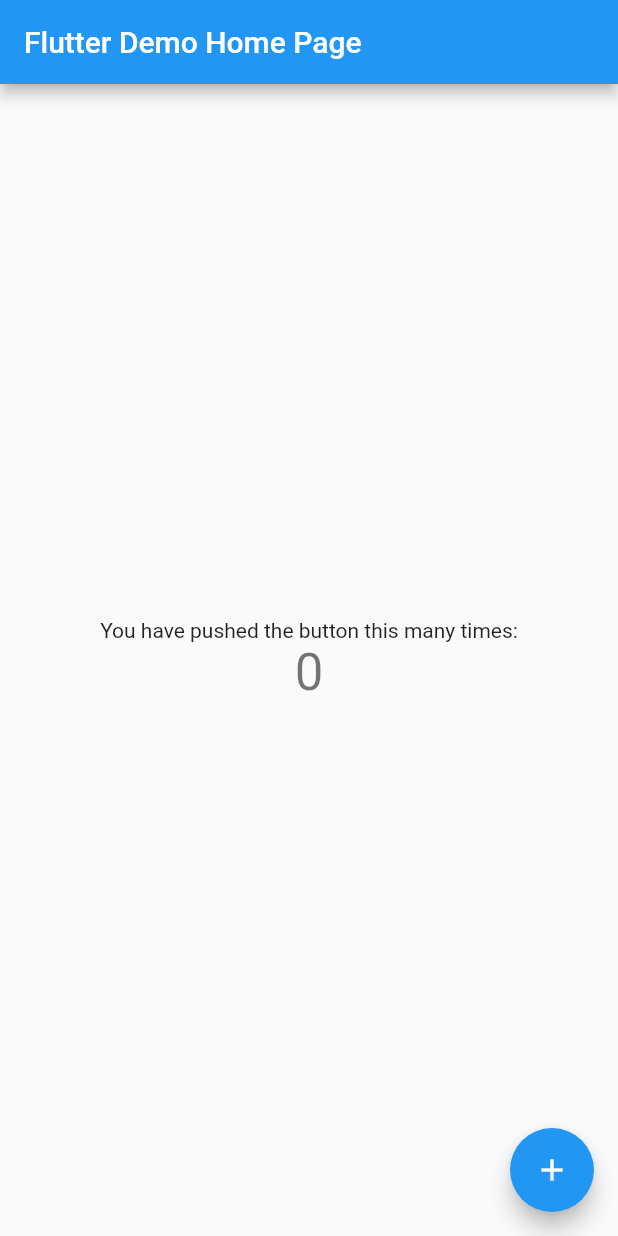
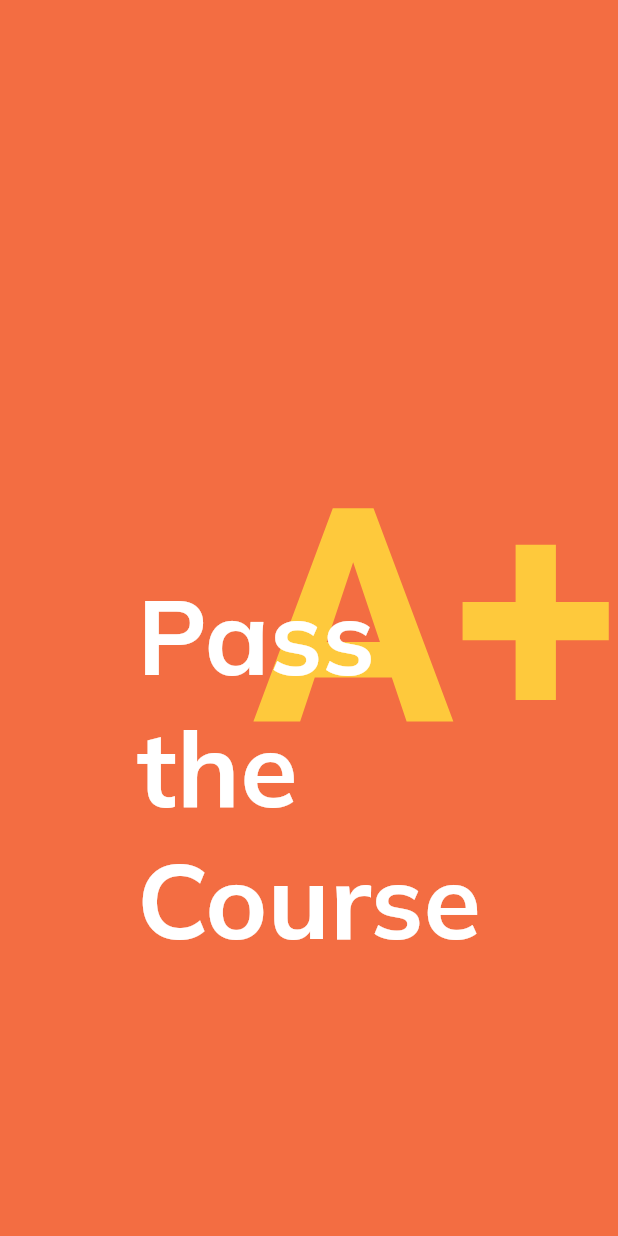
Before and after one commit to enny007/cgpa_calculator_, a Flutter app: the screen it shows after launch, on a phone screen of 412 x 824 dp. Run offline on Flutter 3.47's test engine with Material 2 defaults, Android fonts, the phone set to English and light mode, and no system bars; our stand-ins replace google_fonts.

Commit message:
splashpage

```diff
--- /dev/null
+++ b/lib/constants.dart
@@ -0,0 +1,6 @@
+import 'package:flutter/Material.dart';
+
+class Utils {
+  static Color primaryColor = const Color(0xFFF36D42);
+  static Color secondaryColor = const Color(0xFFFEC93C);
+}
--- a/lib/main.dart
+++ b/lib/main.dart
@@ -1,4 +1,6 @@
 import 'package:flutter/material.dart';
+
+import 'pages/splashpage.dart';
 
 void main() {
   runApp(const MyApp());
@@ -6,110 +8,13 @@
 
 class MyApp extends StatelessWidget {
   const MyApp({Key? key}) : super(key: key);
-
-  // This widget is the root of your application.
   @override
   Widget build(BuildContext context) {
     return MaterialApp(
       title: 'Flutter Demo',
-      theme: ThemeData(
-        // This is the theme of your application.
-        //
-        // Try running your application with "flutter run". You'll see the
-        // application has a blue toolbar. Then, without quitting the app, try
-        // changing the primarySwatch below to Colors.green and then invoke
-        // "hot reload" (press "r" in the console where you ran "flutter run",
-        // or simply save your changes to "hot reload" in a Flutter IDE).
-        // Notice that the counter didn't reset back to zero; the application
-        // is not restarted.
-        primarySwatch: Colors.blue,
-      ),
-      home: const MyHomePage(title: 'Flutter Demo Home Page'),
+      theme: ThemeData(primarySwatch: Colors.blue),
+      home: const SplashPage(),
+      debugShowCheckedModeBanner: false,
     );
   }
 }
-
-class MyHomePage extends StatefulWidget {
-  const MyHomePage({Key? key, required this.title}) : super(key: key);
-
-  // This widget is the home page of your application. It is stateful, meaning
-  // that it has a State object (defined below) that contains fields that affect
-  // how it looks.
-
-  // This class is the configuration for the state. It holds the values (in this
-  // case the title) provided by the parent (in this case the App widget) and
-  // used by the build method of the State. Fields in a Widget subclass are
-  // always marked "final".
-
-  final String title;
-
-  @override
-  State<MyHomePage> createState() => _MyHomePageState();
-}
-
-class _MyHomePageState extends State<MyHomePage> {
-  int _counter = 0;
-
-  void _incrementCounter() {
-    setState(() {
-      // This call to setState tells the Flutter framework that something has
-      // changed in this State, which causes it to rerun the build method below
-      // so that the display can reflect the updated values. If we changed
-      // _counter without calling setState(), then the build method would not be
-      // called again, and so nothing would appear to happen.
-      _counter++;
-    });
-  }
-
-  @override
-  Widget build(BuildContext context) {
-    // This method is rerun every time setState is called, for instance as done
-    // by the _incrementCounter method above.
-    //
-    // The Flutter framework has been optimized to make rerunning build methods
-    // fast, so that you can just rebuild anything that needs updating rather
-    // than having to individually change instances of widgets.
-    return Scaffold(
-      appBar: AppBar(
-        // Here we take the value from the MyHomePage object that was created by
-        // the App.build method, and use it to set our appbar title.
-        title: Text(widget.title),
-      ),
-      body: Center(
-        // Center is a layout widget. It takes a single child and positions it
-        // in the middle of the parent.
-        child: Column(
-          // Column is also a layout widget. It takes a list of children and
-          // arranges them vertically. By default, it sizes itself to fit its
-          // children horizontally, and tries to be as tall as its parent.
-          //
-          // Invoke "debug painting" (press "p" in the console, choose the
-          // "Toggle Debug Paint" action from the Flutter Inspector in Android
-          // Studio, or the "Toggle Debug Paint" command in Visual Studio Code)
-          // to see the wireframe for each widget.
-          //
-          // Column has various properties to control how it sizes itself and
-          // how it positions its children. Here we use mainAxisAlignment to
-          // center the children vertically; the main axis here is the vertical
-          // axis because Columns are vertical (the cross axis would be
-          // horizontal).
-          mainAxisAlignment: MainAxisAlignment.center,
-          children: <Widget>[
-            const Text(
-              'You have pushed the button this many times:',
-            ),
-            Text(
-              '$_counter',
-              style: Theme.of(context).textTheme.headline4,
-            ),
-          ],
-        ),
-      ),
-      floatingActionButton: FloatingActionButton(
-        onPressed: _incrementCounter,
-        tooltip: 'Increment',
-        child: const Icon(Icons.add),
-      ), // This trailing comma makes auto-formatting nicer for build methods.
-    );
-  }
-}
--- /dev/null
+++ b/lib/pages/splashpage.dart
@@ -0,0 +1,54 @@
+import 'package:cgpa_calculator_/pages/menupage.dart';
+import 'package:flutter/Material.dart';
+import 'package:google_fonts/google_fonts.dart';
+
+import '../constants.dart';
+
+class SplashPage extends StatelessWidget {
+  const SplashPage({Key? key}) : super(key: key);
+  @override
+  Widget build(BuildContext context) {
+    Future.delayed(const Duration(seconds: 10), () {
+      Navigator.push(
+        context,
+        MaterialPageRoute(
+          builder: (context) => const MenuPage(),
+        ),
+      );
+    });
+    return Scaffold(
+      backgroundColor: Utils.primaryColor,
+      body: Stack(
+        children: [
+          Align(
+            alignment: Alignment.centerRight,
+            child: Text(
+              'A+',
+              style: TextStyle(
+                color: Utils.secondaryColor,
+                fontSize: 200,
+                fontWeight: FontWeight.bold,
+              ),
+            ),
+          ),
+          Align(
+            alignment: Alignment.center,
+            widthFactor: 2,
+            // heightFactor: 5,
+            child: Padding(
+              padding: const EdgeInsets.only(top: 200),
+              child: Text(
+                'Pass\nthe\nCourse',
+                style: GoogleFonts.mulish(
+                  color: Colors.white,
+                  fontSize: 70,
+                  fontWeight: FontWeight.bold,
+                ),
+              ),
+            ),
+          )
+        ],
+      ),
+    );
+  }
+}
```
Also changed, not shown: lib/components/widgets/menu_page_icons.dart (added, +37 -0 lines), lib/pages/menupage.dart (added, +71 -0 lines), pubspec.yaml (+4 -12 lines), pubspec.lock.
